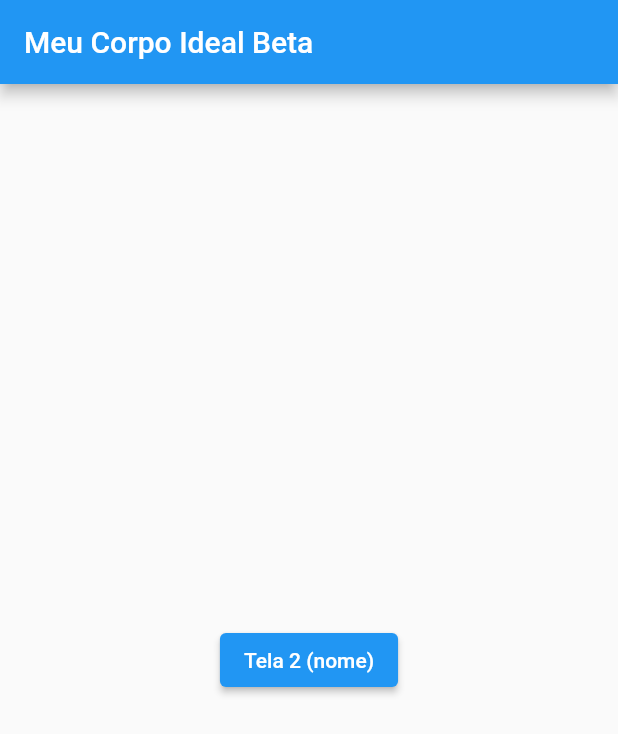
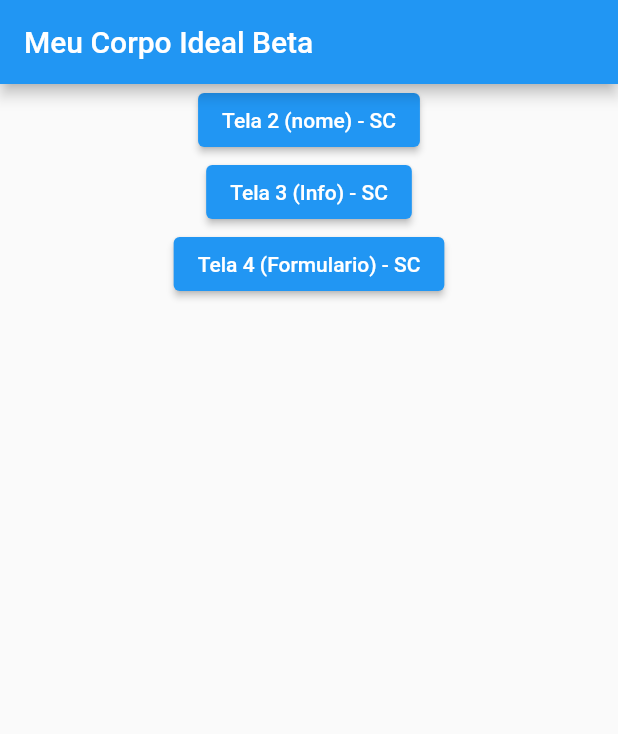
Before and after one commit to lfelipecastro/MeuCorpoIdeal, a Flutter app: the screen it shows after launch, on a phone screen of 412 x 824 dp. Shown: the top 734 px of the screen. Run offline on Flutter 3.47's test engine with Material 2 defaults, Android fonts, the phone set to English and light mode, and no system bars; our stand-ins replace sqflite; accounts and stored records are empty.

```diff
--- a/lib/main.dart
+++ b/lib/main.dart
@@ -1,5 +1,6 @@
 import 'package:flutter/material.dart';
 import 'package:meu_corpo_ideal/sc_perg_nome_dois/perg_nome_v.dart';
+import 'package:meu_corpo_ideal/sc_form_quatro/form_v.dart';
 
 void main() {
   runApp(const MyApp());
@@ -67,16 +68,42 @@ class _MyHomePageState extends State<MyHomePage> {
       body: Center(
         // Center is a layout widget. It takes a single child and positions it
         // in the middle of the parent.
-        child: ElevatedButton(
-              child: Text('Tela 2 (nome)'),
+        child: Column(
+            children: [
+              ElevatedButton(
+                child: Text('Tela 2 (nome) - SC'),
                 onPressed: () {
                   Navigator.push(
                     context,
                       MaterialPageRoute(
-                    builder: (context) => PergNome(title: 'Tela 2')
+                      builder: (context) => PergNome(title: 'Pergunta Nome')
                     ),
                   );
                 },
+              ),
+              ElevatedButton(
+                child: Text('Tela 3 (Info) - SC'),
+                onPressed: () {
+                  /*Navigator.push(
+                    context,
+                      MaterialPageRoute(
+                      builder: (context) => PergNome(title: 'Tela 2')
+                    ),
+                  );*/
+                },
+              ),
+              ElevatedButton(
+                child: Text('Tela 4 (Formulario) - SC'),
+                onPressed: () {
+                  Navigator.push(
+                    context,
+                      MaterialPageRoute(
+                      builder: (context) => FormTela(title: 'Formulario')
+                    ),
+                  );
+                },
+              ),
+            ]
         ),
       ),
     );
--- a/lib/sc_perg_nome_dois/perg_nome_v.dart
+++ b/lib/sc_perg_nome_dois/perg_nome_v.dart
@@ -13,7 +13,7 @@ class MyApp extends StatelessWidget {
   @override
   Widget build(BuildContext context) {
     return MaterialApp(
-      title: 'Tela 2',
+      title: 'Pergunta Nome',
       theme: ThemeData(
         // This is the theme of your application.
         //
@@ -26,7 +26,7 @@ class MyApp extends StatelessWidget {
         // is not restarted.
         primarySwatch: Colors.blue,
       ),
-      home: const PergNome(title: 'Tela 2'),
+      home: const PergNome(title: 'Pergunta Nome'),
     );
   }
 }
```
Also changed, not shown: lib/sc_form_quatro/form_v.dart (+81 -0 lines). Lines whose indentation alone changed are shown as unchanged.
